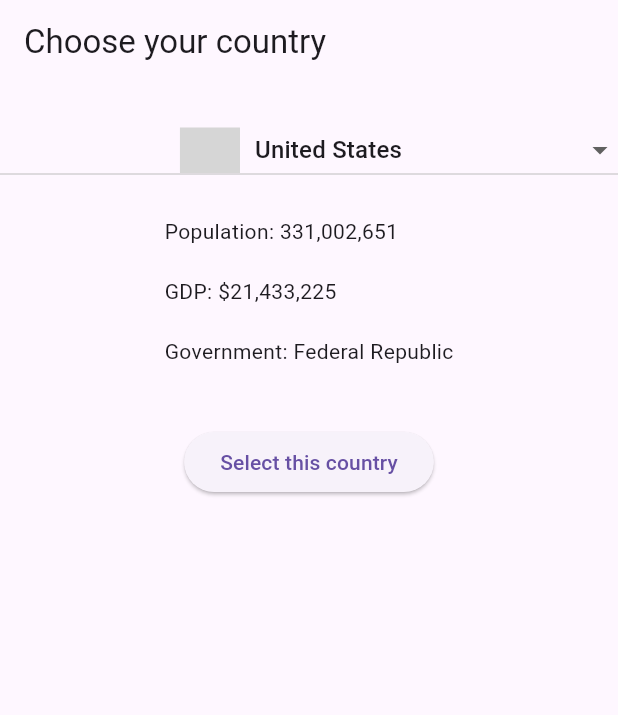
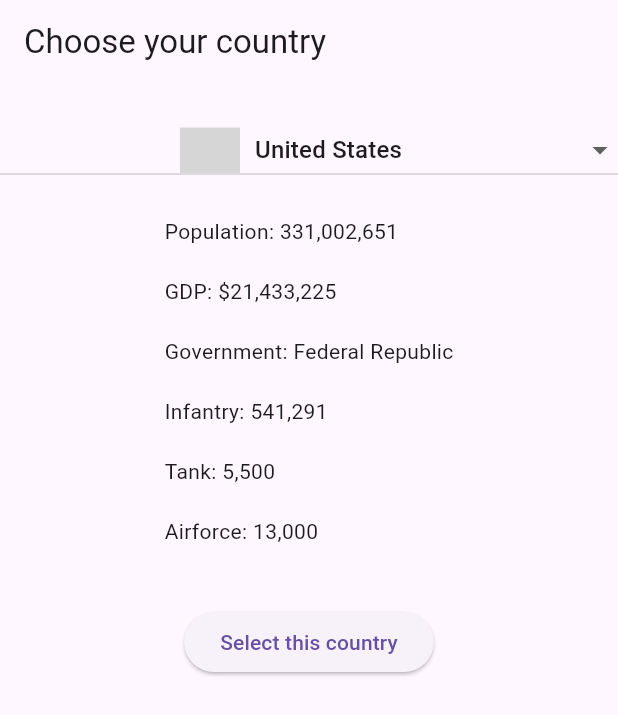
Before and after one commit to MetaEarthProject/MetaEarthSingle, a Flutter app: the screen it shows after launch, on a phone screen of 412 x 824 dp. Shown: the top 715 px of the screen. Run offline on Flutter 3.47's test engine with Material 3 defaults, Android fonts, the phone set to English and light mode, and no system bars; our stand-ins replace font_awesome_flutter, hive; missing offline and left inert: countries_world_map, country_flags; accounts and stored records are empty; grey boxes are pictures that could not be loaded.

Commit message:
separate model files and add military info data

```diff
--- a/lib/country_controller.dart
+++ b/lib/country_controller.dart
@@ -1,6 +1,8 @@
 import 'package:hive/hive.dart';
+import 'package:meta_earth_single_mode/model/user_model.dart';
 import 'package:path_provider/path_provider.dart' as path_provider;
-import 'country_model.dart';
+import '/model/country_model.dart';
+import '/model/defense.dart';
 
 class CountryController {
   static final CountryController _instance = CountryController._internal();
@@ -16,6 +18,128 @@
     Hive.registerAdapter(CountryAdapter());
     await Hive.openBox<Country>('countries');
     await insertSampleData();
+
+    Hive.registerAdapter(MilitaryAdapter());
+    await Hive.openBox<Military>('military');
+
+    final militaryBox = Hive.box<Military>('military');
+    await militaryBox.put(
+        'US',
+        Military(
+          id: 1,
+          countryCode: 'US',
+          infantry: 541291,
+          tank: 5500,
+          airforce: 13000,
+        ));
+
+    await militaryBox.put(
+        'CN',
+        Military(
+          id: 2,
+          countryCode: 'CN',
+          infantry: 2100000,
+          tank: 3500,
+          airforce: 123000,
+        ));
+    // Japan
+    await militaryBox.put(
+        'JP',
+        Military(
+          id: 3,
+          countryCode: 'JP',
+          infantry: 225000,
+          tank: 700,
+          airforce: 1500,
+        ));
+
+// Germany
+    await militaryBox.put(
+        'DE',
+        Military(
+          id: 4,
+          countryCode: 'DE',
+          infantry: 183000,
+          tank: 400,
+          airforce: 700,
+        ));
+
+// France
+    await militaryBox.put(
+        'FR',
+        Military(
+          id: 5,
+          countryCode: 'FR',
+          infantry: 205000,
+          tank: 400,
+          airforce: 1100,
+        ));
+
+// India
+    await militaryBox.put(
+        'IN',
+        Military(
+          id: 6,
+          countryCode: 'IN',
+          infantry: 1392000,
+          tank: 4500,
+          airforce: 2100,
+        ));
+
+// United Kingdom
+    await militaryBox.put(
+        'GB',
+        Military(
+          id: 7,
+          countryCode: 'GB',
+          infantry: 150000,
+          tank: 200,
+          airforce: 900,
+        ));
+
+// Italy
+    await militaryBox.put(
+        'IT',
+        Military(
+          id: 8,
+          countryCode: 'IT',
+          infantry: 180000,
+          tank: 200,
+          airforce: 800,
+        ));
+
+// Canada
+    await militaryBox.put(
+        'CA',
+        Military(
+          id: 9,
+          countryCode: 'CA',
+          infantry: 65000,
+          tank: 80,
+          airforce: 400,
+        ));
+
+// Brazil
+    await militaryBox.put(
+        'BR',
+        Military(
+          id: 10,
+          countryCode: 'BR',
+          infantry: 334000,
+          tank: 400,
+          airforce: 700,
+        ));
+
+// South Korea
+    await militaryBox.put(
+        'KR',
+        Military(
+          id: 11,
+          countryCode: 'KR',
+          infantry: 465000,
+          tank: 2300,
+          airforce: 1400,
+        ));
   }
 
   Future<void> insertSampleData() async {
--- a/lib/main.dart
+++ b/lib/main.dart
@@ -2,10 +2,11 @@
 import 'package:country_flags/country_flags.dart';
 import 'package:hive/hive.dart';
 import 'package:path_provider/path_provider.dart' as path_provider;
+import 'package:intl/intl.dart';
+import 'package:meta_earth_single_mode/model/defense.dart';
+import '/model/country_model.dart';
+import '/model/user_model.dart';
 import 'country_controller.dart';
-import 'country_model.dart';
-import 'user_model.dart';
-import 'package:intl/intl.dart';
 import 'package:meta_earth_single_mode/world_map_page.dart';
 
 void main() async {
@@ -14,19 +15,18 @@
   final applicationDocumentsDirectory =
       await path_provider.getApplicationDocumentsDirectory();
   Hive.init(applicationDocumentsDirectory.path);
-  Hive.registerAdapter(CountryAdapter());
-  Hive.registerAdapter(UserAdapter());
-  await Hive.openBox<Country>('countries');
-  await Hive.openBox<User>('users');
 
   // Insert sample data
   final countryController = CountryController();
-  await countryController.insertSampleData();
+  await countryController.initDatabase();
+
+  Hive.registerAdapter(UserAdapter());
+  await Hive.openBox<User>('users');
   runApp(const MyApp());
 }
 
 class MyApp extends StatelessWidget {
-  const MyApp({Key? key}) : super(key: key);
+  const MyApp({super.key});
 
   @override
   Widget build(BuildContext context) {
@@ -43,7 +43,7 @@
 }
 
 class CountryDropdown extends StatefulWidget {
-  const CountryDropdown({Key? key}) : super(key: key);
+  const CountryDropdown({super.key});
 
   @override
   _CountryDropdownState createState() => _CountryDropdownState();
@@ -65,6 +65,8 @@
     print('Updating country details for $countryCode');
 
     Country? selectedCountry = Hive.box<Country>('countries').get(countryCode);
+    Military? selectedMilitary =
+        Hive.box<Military>('military').get(countryCode);
 
     if (selectedCountry != null) {
       setState(() {
@@ -73,6 +75,15 @@
           'GDP': selectedCountry.gdp.toString(),
           'Government': selectedCountry.governmentSystem,
         };
+        if (selectedMilitary != null) {
+          selectedCountryDetails.addAll({
+            'Infantry':
+                NumberFormat.decimalPattern().format(selectedMilitary.infantry),
+            'Tank': NumberFormat.decimalPattern().format(selectedMilitary.tank),
+            'Airforce':
+                NumberFormat.decimalPattern().format(selectedMilitary.airforce),
+          });
+        }
       });
     }
   }
@@ -91,9 +102,6 @@
   Widget build(BuildContext context) {
     final countryBox = Hive.box<Country>('countries');
     final countries = countryBox.values.toList();
-
-    // Sort the countries by name in ascending order
-    // countries.sort((a, b) => a.name.compareTo(b.name));
 
     if (countries.isEmpty) {
       return const Center(
@@ -143,8 +151,7 @@
             print('Selected country: $selectedCountry');
 
             final userBox = Hive.box<User>('users');
-            final user = User(
-                id: 1, countryCode: selectedCountry); // Assuming the id is 1
+            final user = User(id: 1, countryCode: selectedCountry);
             await userBox.put(user.id, user);
             print('user.id: ${user.id}');
             print('user.countryCode: ${user.countryCode}');
--- /dev/null
+++ b/lib/model/defense.dart
@@ -0,0 +1,28 @@
+import 'package:hive/hive.dart';
+part 'defense.g.dart'; // Name of the TypeAdapter that will be generated
+
+@HiveType(typeId: 2)
+class Military extends HiveObject {
+  @HiveField(0)
+  int id;
+
+  @HiveField(1)
+  String countryCode;
+
+  @HiveField(2)
+  int? infantry;
+
+  @HiveField(3)
+  int? tank;
+
+  @HiveField(4)
+  int? airforce;
+
+  Military({
+    required this.id,
+    required this.countryCode,
+    this.infantry,
+    this.tank,
+    this.airforce,
+  });
+}
--- a/lib/world_map_page.dart
+++ b/lib/world_map_page.dart
@@ -2,7 +2,7 @@
 import 'package:countries_world_map/countries_world_map.dart';
 import 'package:meta_earth_single_mode/bottom_navigation_bar.dart';
 import 'package:meta_earth_single_mode/country_controller.dart';
-import 'package:meta_earth_single_mode/country_model.dart';
+import 'package:meta_earth_single_mode/model/country_model.dart';
 import 'package:meta_earth_single_mode/data/maps/world_map.dart';
 
 class WorldMapPage extends StatefulWidget {
```
Also changed, not shown: lib/overview.dart (+14 -6 lines), lib/model/country_model.dart (renamed from lib/country_model.dart), lib/model/country_model.g.dart (renamed from lib/country_model.g.dart), lib/model/defense.g.dart (added), lib/model/user_model.dart (renamed from lib/user_model.dart), lib/model/user_model.g.dart (renamed from lib/user_model.g.dart).
